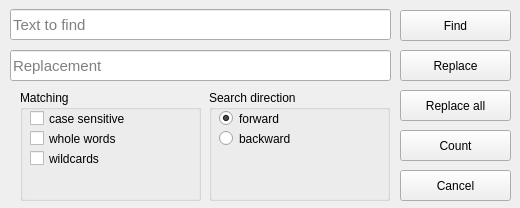
Shira-3749/rstpad, file src/UI/SearchReplaceDlg.ui: the form before one commit.
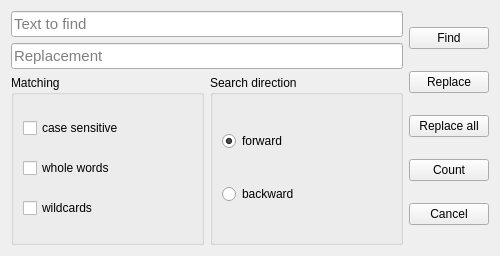
The form after the commit.

Commit message: fix dialog layout

What changed in the file:
```diff
--- a/src/UI/SearchReplaceDlg.ui
+++ b/src/UI/SearchReplaceDlg.ui
@@ -6,8 +6,8 @@
    <rect>
     <x>0</x>
     <y>0</y>
-    <width>520</width>
-    <height>208</height>
+    <width>500</width>
+    <height>256</height>
    </rect>
   </property>
   <property name="sizePolicy">
@@ -19,53 +19,63 @@
   <property name="windowTitle">
    <string>Search / replace</string>
   </property>
+  <layout class="QHBoxLayout" name="horizontalLayout_2">
+   <item>
+    <layout class="QVBoxLayout" name="verticalLayout_4">
+     <item>
+      <widget class="QLineEdit" name="Text">
+       <property name="font">
+        <font>
+         <pointsize>11</pointsize>
+        </font>
+       </property>
+       <property name="text">
+        <string/>
+       </property>
+       <property name="placeholderText">
+        <string>Text to find</string>
+       </property>
+      </widget>
+     </item>
+     <item>
+      <widget class="QLineEdit" name="Replacement">
+       <property name="font">
+        <font>
+         <pointsize>11</pointsize>
+        </font>
+       </property>
+       <property name="text">
+        <string/>
+       </property>
+       <property name="placeholderText">
+        <string>Replacement</string>
+       </property>
+      </widget>
+     </item>
+     <item>
+      <layout class="QHBoxLayout" name="horizontalLayout">
+       <item>
   <widget class="QGroupBox" name="MatchingBox">
-   <property name="geometry">
-    <rect>
-     <x>20</x>
-     <y>90</y>
-     <width>181</width>
-     <height>111</height>
-    </rect>
-   </property>
    <property name="title">
     <string>Matching</string>
    </property>
+         <layout class="QVBoxLayout" name="verticalLayout_2">
+          <item>
    <widget class="QCheckBox" name="CaseSensitive">
-    <property name="geometry">
-     <rect>
-      <x>10</x>
-      <y>20</y>
-      <width>161</width>
-      <height>17</height>
-     </rect>
-    </property>
     <property name="text">
      <string>case sensitive</string>
     </property>
    </widget>
+          </item>
+          <item>
    <widget class="QCheckBox" name="WholeWords">
-    <property name="geometry">
-     <rect>
-      <x>10</x>
-      <y>40</y>
-      <width>161</width>
-      <height>17</height>
-     </rect>
-    </property>
     <property name="text">
      <string>whole words</string>
     </property>
    </widget>
+          </item>
+          <item>
    <widget class="QCheckBox" name="Wildcards">
-    <property name="geometry">
-     <rect>
-      <x>10</x>
-      <y>60</y>
-      <width>161</width>
-      <height>17</height>
-     </rect>
-    </property>
     <property name="toolTip">
      <string>? - any one character, * - any string</string>
     </property>
@@ -73,28 +83,18 @@
      <string>wildcards</string>
     </property>
    </widget>
-  </widget>
+          </item>
+         </layout>
+        </widget>
+       </item>
+       <item>
   <widget class="QGroupBox" name="DirectionBox">
-   <property name="geometry">
-    <rect>
-     <x>209</x>
-     <y>90</y>
-     <width>181</width>
-     <height>111</height>
-    </rect>
-   </property>
    <property name="title">
     <string>Search direction</string>
    </property>
+         <layout class="QVBoxLayout" name="verticalLayout">
+          <item>
    <widget class="QRadioButton" name="DirectionForward">
-    <property name="geometry">
-     <rect>
-      <x>10</x>
-      <y>20</y>
-      <width>161</width>
-      <height>17</height>
-     </rect>
-    </property>
     <property name="text">
      <string>forward</string>
     </property>
@@ -102,32 +102,38 @@
      <bool>true</bool>
     </property>
    </widget>
+          </item>
+          <item>
    <widget class="QRadioButton" name="DirectionBackward">
-    <property name="geometry">
-     <rect>
-      <x>10</x>
-      <y>40</y>
-      <width>161</width>
-      <height>17</height>
-     </rect>
-    </property>
     <property name="text">
      <string>backward</string>
     </property>
    </widget>
-  </widget>
+          </item>
+         </layout>
+        </widget>
+       </item>
+      </layout>
+     </item>
+    </layout>
+   </item>
+   <item>
+    <layout class="QVBoxLayout" name="verticalLayout_3">
+     <item>
+      <widget class="QPushButton" name="Find">
+       <property name="text">
+        <string>Find</string>
+       </property>
+       <property name="autoDefault">
+        <bool>false</bool>
+       </property>
+      </widget>
+     </item>
+     <item>
   <widget class="QPushButton" name="Replace">
    <property name="enabled">
     <bool>true</bool>
    </property>
-   <property name="geometry">
-    <rect>
-     <x>400</x>
-     <y>50</y>
-     <width>111</width>
-     <height>31</height>
-    </rect>
-   </property>
    <property name="text">
     <string>Replace</string>
    </property>
@@ -135,18 +141,12 @@
     <bool>false</bool>
    </property>
   </widget>
+     </item>
+     <item>
   <widget class="QPushButton" name="ReplaceAll">
    <property name="enabled">
     <bool>true</bool>
    </property>
-   <property name="geometry">
-    <rect>
-     <x>400</x>
-     <y>90</y>
-     <width>111</width>
-     <height>31</height>
-    </rect>
-   </property>
    <property name="text">
     <string>Replace all</string>
    </property>
@@ -154,89 +154,9 @@
     <bool>false</bool>
    </property>
   </widget>
-  <widget class="QLineEdit" name="Text">
-   <property name="geometry">
-    <rect>
-     <x>10</x>
-     <y>9</y>
-     <width>381</width>
-     <height>31</height>
-    </rect>
-   </property>
-   <property name="font">
-    <font>
-     <pointsize>11</pointsize>
-    </font>
-   </property>
-   <property name="text">
-    <string/>
-   </property>
-   <property name="placeholderText">
-    <string>Text to find</string>
-   </property>
-  </widget>
-  <widget class="QPushButton" name="Find">
-   <property name="geometry">
-    <rect>
-     <x>400</x>
-     <y>10</y>
-     <width>111</width>
-     <height>31</height>
-    </rect>
-   </property>
-   <property name="text">
-    <string>Find</string>
-   </property>
-   <property name="autoDefault">
-    <bool>false</bool>
-   </property>
-  </widget>
-  <widget class="QPushButton" name="Cancel">
-   <property name="geometry">
-    <rect>
-     <x>400</x>
-     <y>170</y>
-     <width>111</width>
-     <height>31</height>
-    </rect>
-   </property>
-   <property name="text">
-    <string>Cancel</string>
-   </property>
-   <property name="autoDefault">
-    <bool>false</bool>
-   </property>
-  </widget>
-  <widget class="QLineEdit" name="Replacement">
-   <property name="geometry">
-    <rect>
-     <x>10</x>
-     <y>50</y>
-     <width>381</width>
-     <height>31</height>
-    </rect>
-   </property>
-   <property name="font">
-    <font>
-     <pointsize>11</pointsize>
-    </font>
-   </property>
-   <property name="text">
-    <string/>
-   </property>
-   <property name="placeholderText">
-    <string>Replacement</string>
-   </property>
-  </widget>
+     </item>
+     <item>
   <widget class="QPushButton" name="Count">
-   <property name="geometry">
-    <rect>
-     <x>400</x>
-     <y>130</y>
-     <width>111</width>
-     <height>31</height>
-    </rect>
-   </property>
    <property name="text">
     <string>Count</string>
    </property>
@@ -244,6 +164,20 @@
     <bool>false</bool>
    </property>
   </widget>
+     </item>
+     <item>
+      <widget class="QPushButton" name="Cancel">
+       <property name="text">
+        <string>Cancel</string>
+       </property>
+       <property name="autoDefault">
+        <bool>false</bool>
+       </property>
+      </widget>
+     </item>
+    </layout>
+   </item>
+  </layout>
  </widget>
  <tabstops>
   <tabstop>Text</tabstop>
```
Lines whose indentation alone changed are shown as unchanged. The commit also changes 3 other files.
